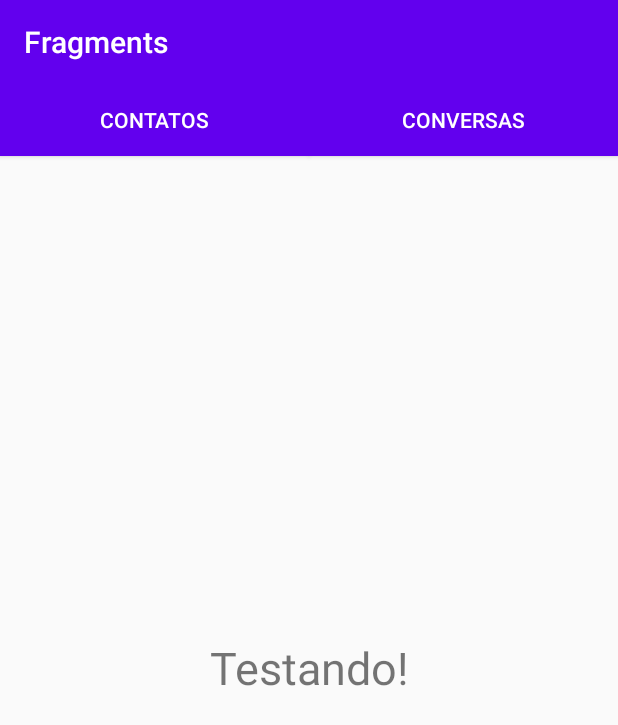
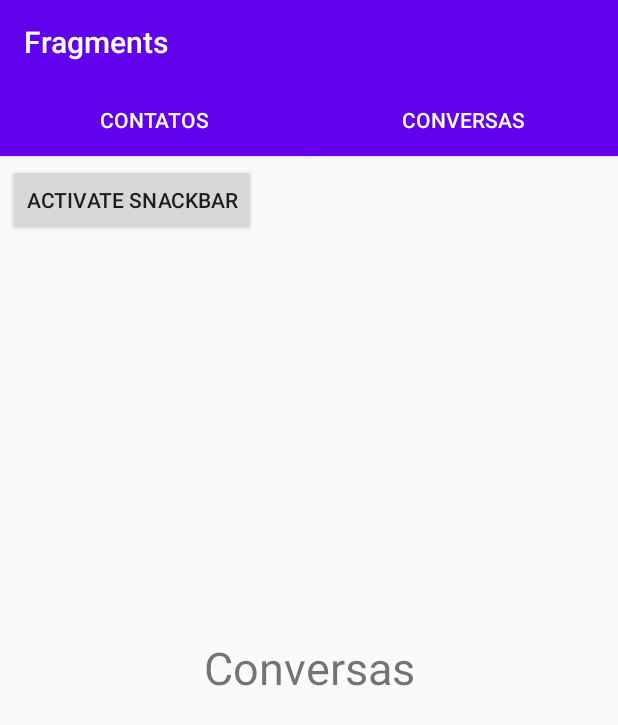
Before and after one commit to Gutani/Fragments-Basic-Use, an Android app: the screen it shows after launch (MainActivity), on a phone screen of 412 x 824 dp. Shown: the top 725 px of the screen. Run offline under Robolectric (Android 15) with nearby library versions, the phone set to English and light mode, and no system bars.

Commit message:
Snackbar
Learning the use of snackbar

```diff
--- a/app/build.gradle
+++ b/app/build.gradle
@@ -27,6 +27,7 @@ dependencies {
     implementation 'androidx.appcompat:appcompat:1.1.0'
     implementation 'androidx.constraintlayout:constraintlayout:1.1.3'
     implementation 'androidx.legacy:legacy-support-v4:1.0.0'
+    implementation 'com.google.android.material:material:1.1.0'
     testImplementation 'junit:junit:4.12'
     androidTestImplementation 'androidx.test.ext:junit:1.1.1'
     androidTestImplementation 'androidx.test.espresso:espresso-core:3.2.0'
--- a/app/src/main/java/com/magie/fragments/fragment/ContatosFragment.java
+++ b/app/src/main/java/com/magie/fragments/fragment/ContatosFragment.java
@@ -69,7 +69,7 @@ public class ContatosFragment extends Fragment {
 
         View view = inflater.inflate(R.layout.fragment_contatos, container, false);
         textContatos = view.findViewById(R.id.textContatos);
-        textContatos.setText("ALTERADO");
+        //textContatos.setText("ALTERADO");
         return view;
     }
 }
--- a/app/src/main/java/com/magie/fragments/fragment/ConversasFragment.java
+++ b/app/src/main/java/com/magie/fragments/fragment/ConversasFragment.java
@@ -7,9 +7,13 @@ import androidx.fragment.app.Fragment;
 import android.view.LayoutInflater;
 import android.view.View;
 import android.view.ViewGroup;
+import android.widget.Button;
 import android.widget.TextView;
 
+import com.google.android.material.snackbar.Snackbar;
 import com.magie.fragments.R;
+
+import static com.magie.fragments.R.color.colorAccent;
 
 /**
  * A simple {@link Fragment} subclass.
@@ -19,6 +23,7 @@ import com.magie.fragments.R;
 public class ConversasFragment extends Fragment {
 
     private TextView textConversas;
+    private Button buttonActivate;
 
     // TODO: Rename parameter arguments, choose names that match
     // the fragment initialization parameters, e.g. ARG_ITEM_NUMBER
@@ -63,10 +68,27 @@ public class ConversasFragment extends Fragment {
     @Override
     public View onCreateView(LayoutInflater inflater, ViewGroup container,
                              Bundle savedInstanceState) {
+
         // Inflate the layout for this fragment
         View view = inflater.inflate(R.layout.fragment_conversas, container, false);
         textConversas = view.findViewById(R.id.textConversas);
-        textConversas.setText("Testando!");
+        //textConversas.setText("Testando!");
+
+        buttonActivate = view.findViewById(R.id.buttonActivate);
+        buttonActivate.setOnClickListener(new View.OnClickListener() {
+            @Override
+            public void onClick(View view) {
+                Snackbar pressionado = Snackbar.make(view, "Pressionado", Snackbar.LENGTH_INDEFINITE);
+                pressionado.setAction("ACCEPT", new View.OnClickListener() {
+                    @Override
+                    public void onClick(View view) {
+                        buttonActivate.setText("Snackbar Closed?");
+                    }
+                });
+                pressionado.setActionTextColor(getResources().getColor(colorAccent));
+                pressionado.show();
+            }
+        });
         return view;
     }
 }
--- a/app/src/main/res/layout/fragment_conversas.xml
+++ b/app/src/main/res/layout/fragment_conversas.xml
@@ -6,6 +6,13 @@
     tools:context=".fragment.ConversasFragment">
 
     <!-- TODO: Update blank fragment layout -->
+
+    <Button
+        android:id="@+id/buttonActivate"
+        android:layout_width="wrap_content"
+        android:layout_height="wrap_content"
+        android:text="Activate SnackBar" />
+
     <TextView
         android:id="@+id/textConversas"
         android:layout_width="match_parent"
--- a/app/src/main/res/values/colors.xml
+++ b/app/src/main/res/values/colors.xml
@@ -2,5 +2,5 @@
 <resources>
     <color name="colorPrimary">#6200EE</color>
     <color name="colorPrimaryDark">#3700B3</color>
-    <color name="colorAccent">#03DAC5</color>
+    <color name="colorAccent">#673AB7</color>
 </resources>
```
